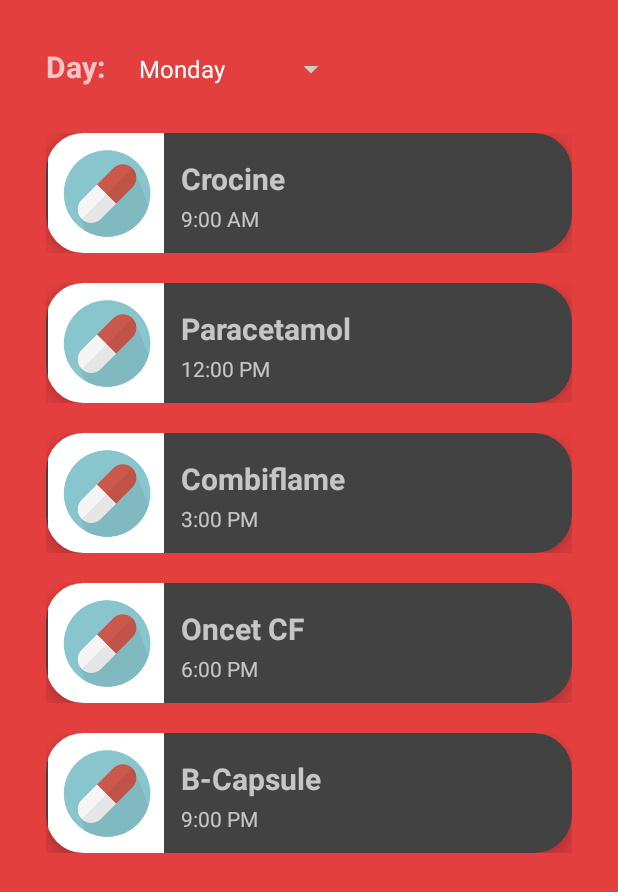
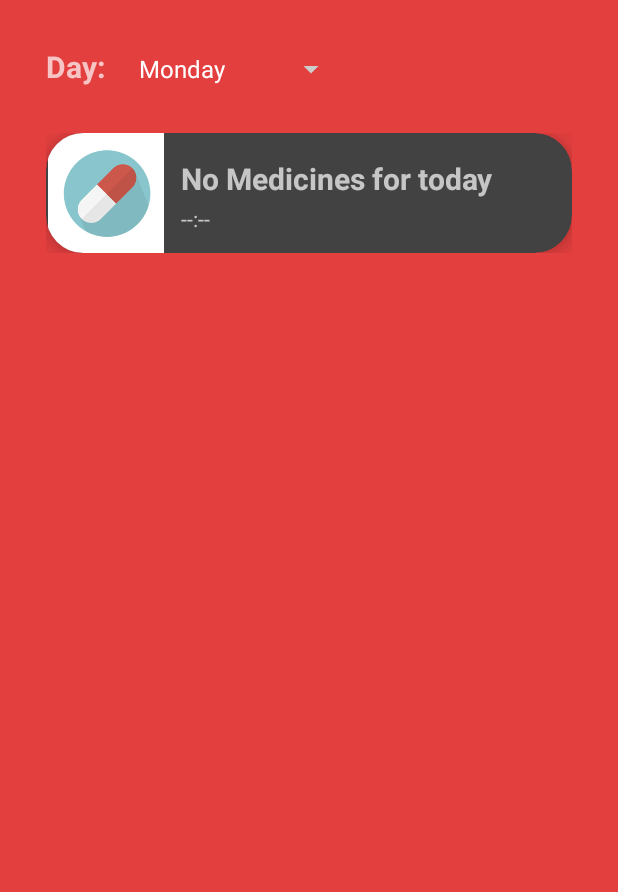
Before and after one commit to SarthakSinghal15/MediCus, an Android app: the PatientWeekSchedule screen opened directly, with no data from a screen before it, on a phone screen of 412 x 824 dp. Shown: the top 892 px of the screen. Run offline under Robolectric (Android 15) with nearby library versions, the phone set to English and light mode, and no system bars; 3 statements that could not run were skipped.

Commit message:
Changed today/weekly medicine

```diff
--- a/app/src/main/java/com/medicus/DoctorDashboardActivity.java
+++ b/app/src/main/java/com/medicus/DoctorDashboardActivity.java
@@ -24,6 +24,7 @@ public class DoctorDashboardActivity extends AppCompatActivity {
 
     TextView did, dname, daddr, dcontact;
     UserSessionManager session;
+
 
 
     @BindView(R.id.txt_doctorName) TextView _dnameText;
--- a/app/src/main/java/com/medicus/PatientWeekSchedule.java
+++ b/app/src/main/java/com/medicus/PatientWeekSchedule.java
@@ -1,9 +1,11 @@
 package com.medicus;
 
+import android.database.Cursor;
 import android.support.v7.app.AppCompatActivity;
 import android.os.Bundle;
 import android.support.v7.widget.LinearLayoutManager;
 import android.support.v7.widget.RecyclerView;
+import android.util.Log;
 import android.view.View;
 import android.widget.AdapterView;
 import android.widget.ArrayAdapter;
@@ -11,6 +13,7 @@ import android.widget.Spinner;
 import android.widget.Toast;
 
 import java.util.ArrayList;
+import java.util.Calendar;
 import java.util.List;
 
 public class PatientWeekSchedule extends AppCompatActivity implements AdapterView.OnItemSelectedListener {
@@ -18,6 +21,7 @@ public class PatientWeekSchedule extends AppCompatActivity implements AdapterVie
     Spinner dayofweek;
     private ArrayList<String> medNames,medTimes;
     RecyclerView recyclerView;
+    public static SQLiteHelper sqLiteHelper;
 
     @Override
     protected void onCreate(Bundle savedInstanceState) {
@@ -60,7 +64,7 @@ public class PatientWeekSchedule extends AppCompatActivity implements AdapterVie
         // On selecting a spinner item
         String day = parent.getItemAtPosition(position).toString();
 
-        getDaysMedicines(day);
+        getDaysMedicines(position+1);
         setRecyclerView();
 
         // Showing selected spinner item
@@ -72,24 +76,46 @@ public class PatientWeekSchedule extends AppCompatActivity implements AdapterVie
         // TODO Auto-generated method stub
     }
 
-    private void getDaysMedicines(String day)
+    private void getDaysMedicines(int day)
     {
         // code to get today's medicines
+        medNames.clear();
+        medTimes.clear();
+        //Calendar calendar = Calendar.getInstance();
+        sqLiteHelper = new SQLiteHelper(getApplicationContext(),"UserDB.sqlite",null,1);
+        Log.i("resultforcursor","executed     :    "+day);
+        String sql = "SELECT medname,hour,minute FROM PRESCRIPTION WHERE day ="+day;
+        Cursor c = sqLiteHelper.getData(sql);
+        Log.i("resultforcursor","executed" + c.getCount());
+        if(c.moveToFirst())
+        {
+            do {
+                medNames.add(c.getString(0));
+                medTimes.add(c.getInt(1)+":"+c.getInt(2));
 
-        medNames.add("Crocine");
-        medTimes.add("9:00 AM");
 
-        medNames.add("Paracetamol");
-        medTimes.add("12:00 PM");
-
-        medNames.add("Combiflame");
-        medTimes.add("3:00 PM");
-
-        medNames.add("Oncet CF");
-        medTimes.add("6:00 PM");
-
-        medNames.add("B-Capsule");
-        medTimes.add("9:00 PM");
+            }
+            while (c.moveToNext());
+        }
+        else
+        {
+            medNames.add("No Medicines for today");
+            medTimes.add("--:--");
+        }
+//        medNames.add("Crocine");
+//        medTimes.add("9:00 AM");
+//
+//        medNames.add("Paracetamol");
+//        medTimes.add("12:00 PM");
+//
+//        medNames.add("Combiflame");
+//        medTimes.add("3:00 PM");
+//
+//        medNames.add("Oncet CF");
+//        medTimes.add("6:00 PM");
+//
+//        medNames.add("B-Capsule");
+//        medTimes.add("9:00 PM");
 
     }
 
```
Also changed, not shown: app/src/main/java/com/medicus/PatientTodaySchedule.java (+38 -12 lines).
